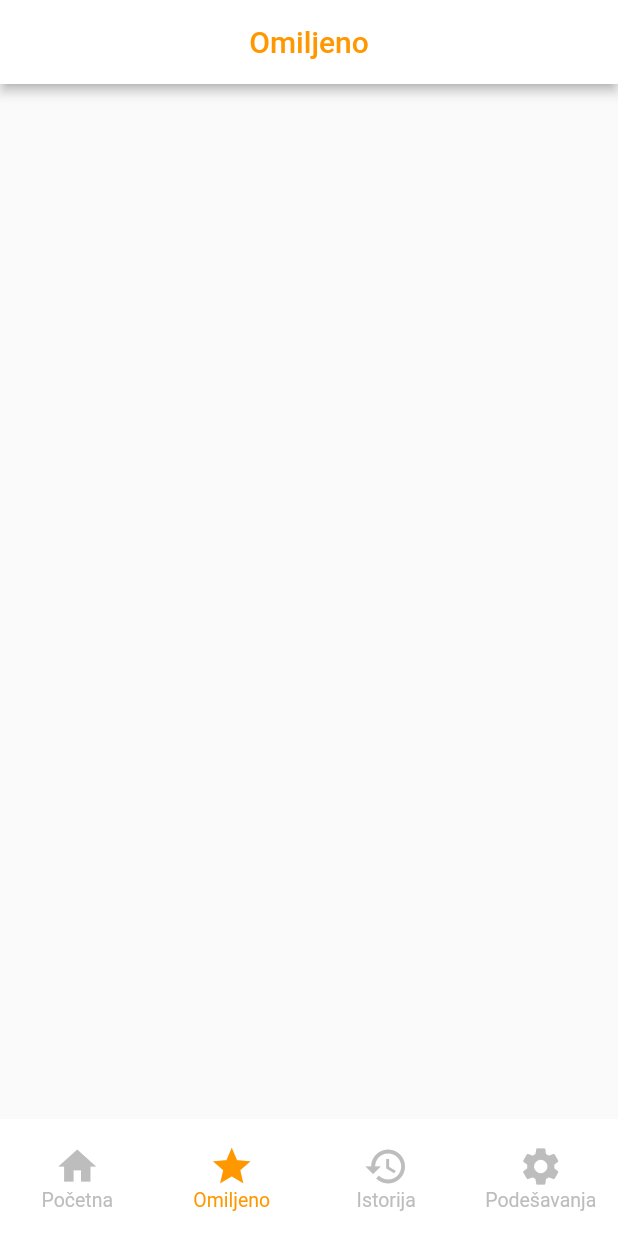
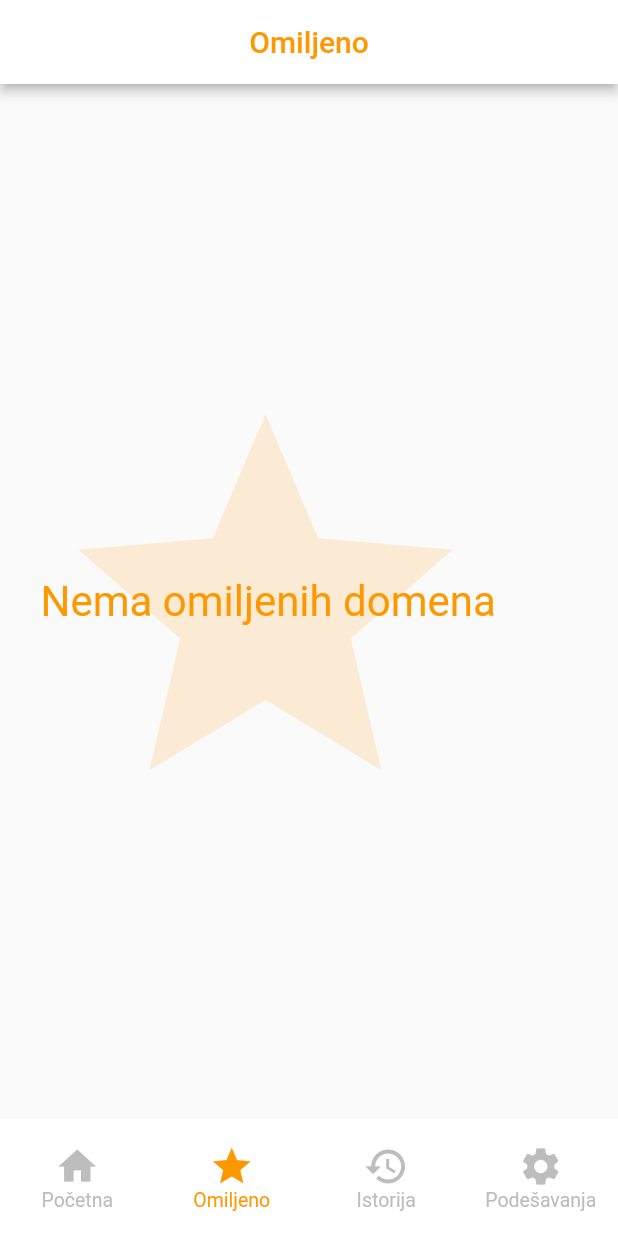
Before and after one commit to boriszv/whois-madjije, a Flutter app: the screen it shows after launch, item 2 of the bottom bar chosen, on a phone screen of 412 x 824 dp. Run offline on Flutter 3.47's test engine with Material 2 defaults, Android fonts, the phone set to English and light mode, and no system bars; our stand-ins replace cloud_firestore, firebase_core, firebase_messaging, get_it, shared_preferences; accounts and stored records are empty.

Commit message:
- NoDataWidget created and implemented - Added NoData message to favorites view

```diff
--- a/whois_madjije/lib/views/favorites/favorites_view.dart
+++ b/whois_madjije/lib/views/favorites/favorites_view.dart
@@ -1,8 +1,11 @@
+import 'package:flutter/cupertino.dart';
 import 'package:flutter/material.dart';
+
 import 'package:get_it/get_it.dart';
 import 'package:whois_madjije/services/ifavorites_service.dart';
 import 'package:whois_madjije/views/domain_list/domain_info_widget.dart';
 import 'package:whois_madjije/views/sharedWidgets/loading_widget.dart';
+import 'package:whois_madjije/views/sharedWidgets/no_data_widget.dart';
 
 import '../../app_localizations.dart';
 
@@ -43,11 +46,17 @@ class _FavoritesViewState extends State<FavoritesView> {
         centerTitle: true,
         elevation: 3,
       ),
-      body: ListView.builder(
-        itemCount: favoriteList.length + 1,
+      body: isLoading
+          ? const CircularProgressIndicator()
+          : favoriteList.isEmpty
+              ? NoDataWidget(
+                  text: translations.translate('Nema omiljenih domena'),
+                  icon: Icons.star,
+                )
+              : ListView.builder(
+                  itemCount: favoriteList.length,
                   itemBuilder: (context, itemIndex) {
-          return itemIndex < favoriteList.length
-              ? DomainInfo(
+                    return DomainInfo(
                       domainName: favoriteList[itemIndex].domainName,
                       isRegistered: favoriteList[itemIndex].registered,
                       icon: Icons.star,
@@ -55,8 +64,7 @@ class _FavoritesViewState extends State<FavoritesView> {
                       date: favoriteList[itemIndex].dateTime,
                       onCardPressed: () {},
                       iconOnPressed: () {},
-                )
-              : LoadingIndicator(isLoading: isLoading);
+                    );
                   },
                 ),
     );
--- /dev/null
+++ b/whois_madjije/lib/views/sharedWidgets/no_data_widget.dart
@@ -0,0 +1,41 @@
+import 'package:flutter/material.dart';
+
+class NoDataWidget extends StatelessWidget {
+  final String text;
+  final IconData icon;
+
+  const NoDataWidget({
+    Key? key,
+    required this.text,
+    required this.icon,
+  }) : super(key: key);
+
+  @override
+  Widget build(BuildContext context) {
+    return Container(
+      padding: const EdgeInsets.only(left: 27),
+      height: double.infinity,
+      child: Stack(
+        alignment: Alignment.center,
+        children: [
+          Positioned(
+            left: 0,
+            child: Icon(
+              icon,
+              color: Theme.of(context).primaryColor.withOpacity(0.15),
+              size: 300,
+            ),
+          ),
+          Text(
+            text,
+            textAlign: TextAlign.center,
+            style: TextStyle(
+              fontSize: 28,
+              color: Theme.of(context).primaryColor,
+            ),
+          ),
+        ],
+      ),
+    );
+  }
+}
```
Lines whose indentation alone changed are shown as unchanged.
